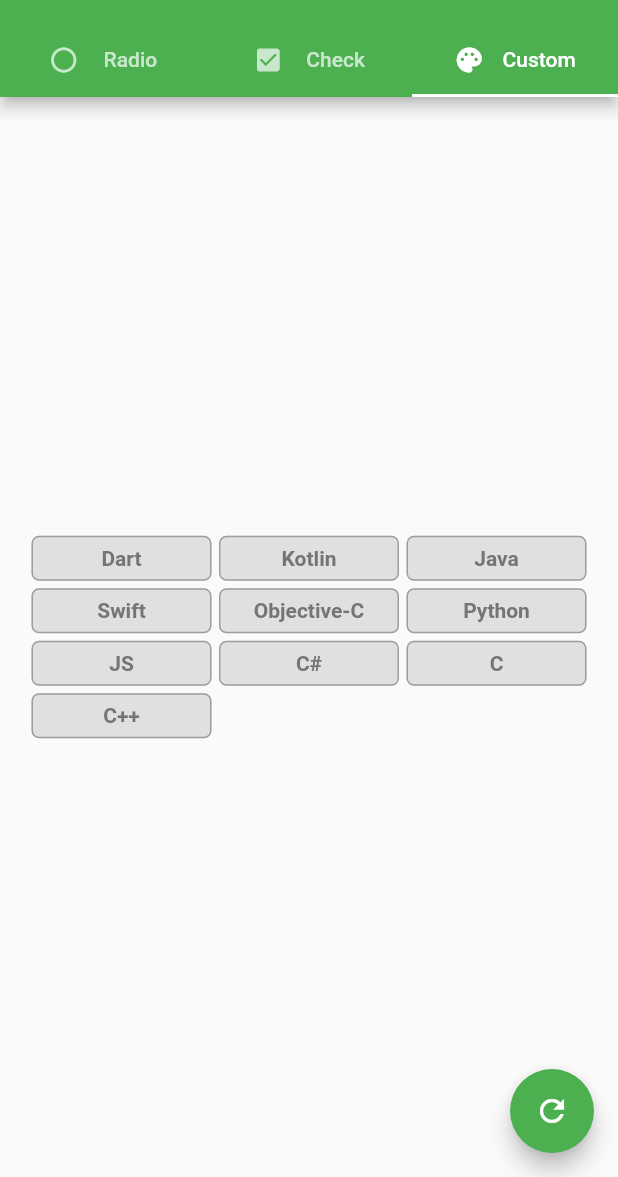
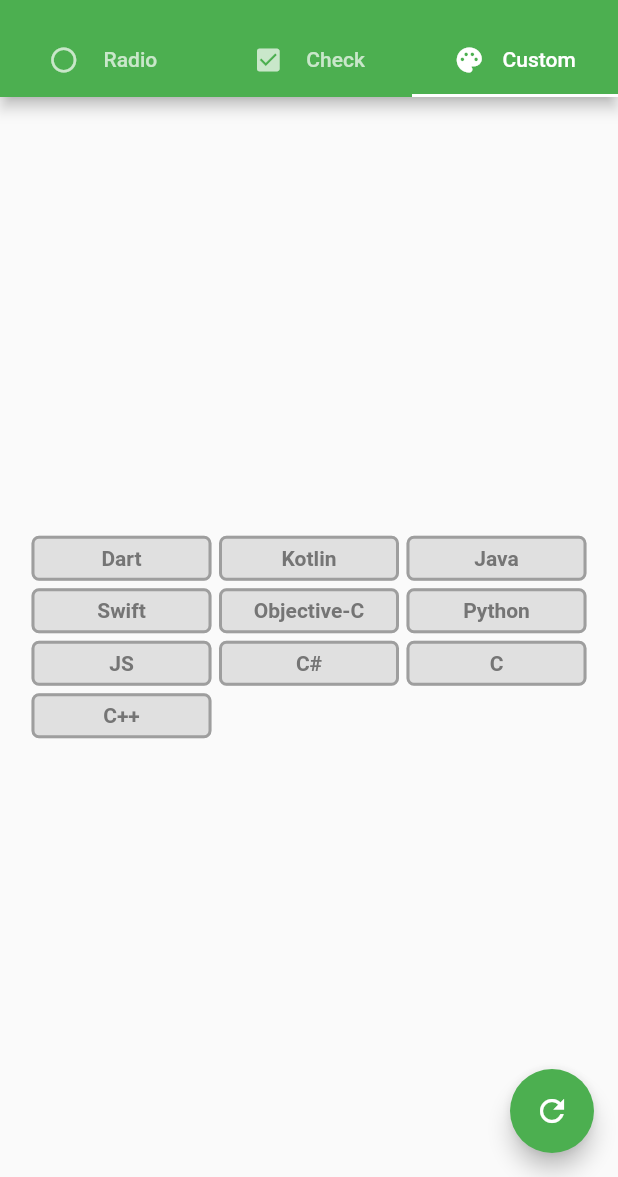
Before and after one commit to vuanhvan/group_buttons, a Flutter app: the screen it shows after launch, tab 3 chosen, on a phone screen of 412 x 824 dp, the part 59-1236 px from its top. Run offline on Flutter 3.47's test engine with Material 2 defaults, Android fonts, the phone set to English and light mode, and no system bars.

Commit message:
fix custom border button

```diff
--- a/lib/src/group_custom_button.dart
+++ b/lib/src/group_custom_button.dart
@@ -54,7 +54,7 @@ class GroupCustomButton extends StatelessWidget {
             RoundedRectangleBorder(
               borderRadius: borderRadius ?? BorderRadius.circular(30),
               side: BorderSide(
-                color: isSelected ? selectedBorderColor : unselectedBorderColor,
+                color: isSelected ? selectedBorderColor : unselectedBorderColor, width: 2
               ),
             ),
           ),
```
Also changed, not shown: example/pubspec.lock (added), pubspec.lock (added), 1 other file.
